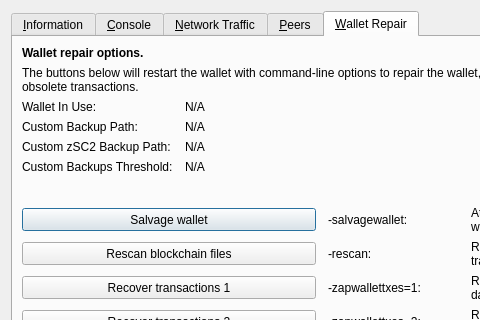
This is src/qt/forms/rpcconsole.ui in MichaelHDesigns/securecloud2 as Qt 5 draws it before an edit; both pictures show x 0 to 480 and y 0 to 320 of the 769 by 485 pixel window. The edited form follows.
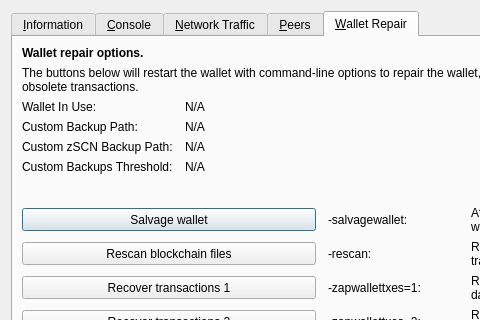
This is the edited form. The open tabs and pages were chosen to show the change. Icons and pictures are not drawn. Custom widgets are drawn as their Qt base class.

The edit to the form file:
```diff
--- a/src/qt/forms/rpcconsole.ui
+++ b/src/qt/forms/rpcconsole.ui
@@ -1328,7 +1328,7 @@
        <item row="4" column="0">
         <widget class="QLabel" name="wallet_customzsc2backuppath_label">
          <property name="text">
-          <string>Custom zSC2 Backup Path:</string>
+          <string>Custom zSCN Backup Path:</string>
          </property>
          <property name="visible">
           <bool>false</bool>
```
